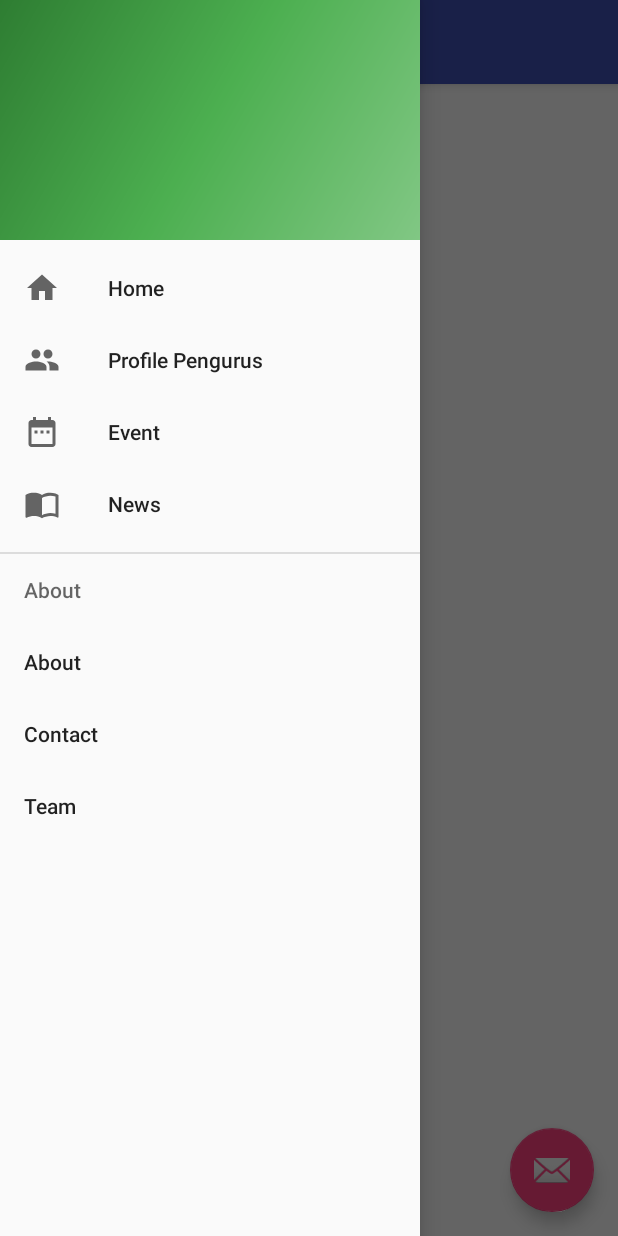
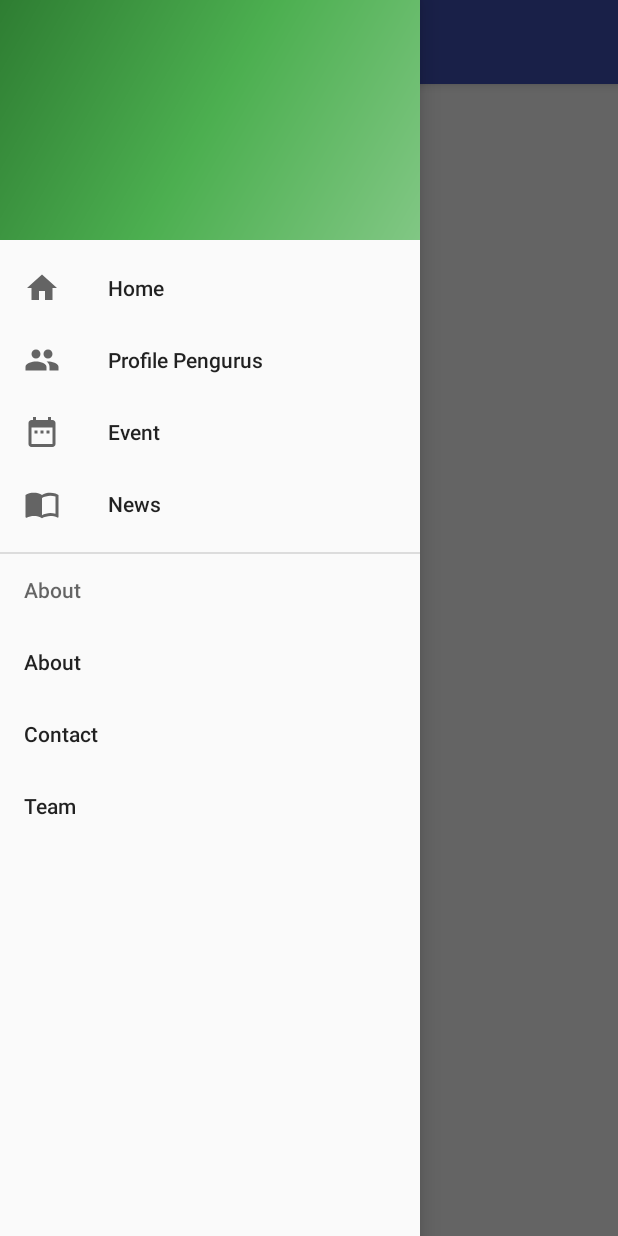
Before and after one commit to khusika/TIP_HIMATITAN, an Android app: the screen it shows after launch (MainActivity), with the side drawer open, on a phone screen of 412 x 824 dp. Run offline under Robolectric (Android 15) with nearby library versions, the light colour scheme and no system bars.

Commit message:
Remove FAB

```diff
--- a/app/src/main/java/com/khusika/himatitan/MainActivity.java
+++ b/app/src/main/java/com/khusika/himatitan/MainActivity.java
@@ -1,9 +1,6 @@
 package com.khusika.himatitan;
 
 import android.os.Bundle;
-import android.support.design.widget.FloatingActionButton;
-import android.support.design.widget.Snackbar;
-import android.view.View;
 import android.support.design.widget.NavigationView;
 import android.support.v4.view.GravityCompat;
 import android.support.v4.widget.DrawerLayout;
@@ -16,6 +13,8 @@ import android.view.MenuItem;
 public class MainActivity extends AppCompatActivity
         implements NavigationView.OnNavigationItemSelectedListener {
 
+    private DrawerLayout drawerLayout;
+
     @Override
     protected void onCreate(Bundle savedInstanceState) {
         super.onCreate(savedInstanceState);
@@ -23,19 +22,10 @@ public class MainActivity extends AppCompatActivity
         Toolbar toolbar = (Toolbar) findViewById(R.id.toolbar);
         setSupportActionBar(toolbar);
 
-        FloatingActionButton fab = (FloatingActionButton) findViewById(R.id.fab);
-        fab.setOnClickListener(new View.OnClickListener() {
-            @Override
-            public void onClick(View view) {
-                Snackbar.make(view, "Replace with your own action", Snackbar.LENGTH_LONG)
-                        .setAction("Action", null).show();
-            }
-        });
-
-        DrawerLayout drawer = (DrawerLayout) findViewById(R.id.drawer_layout);
+        drawerLayout = (DrawerLayout)findViewById(R.id.drawer_layout);
         ActionBarDrawerToggle toggle = new ActionBarDrawerToggle(
-                this, drawer, toolbar, R.string.navigation_drawer_open, R.string.navigation_drawer_close);
-        drawer.setDrawerListener(toggle);
+                this, drawerLayout, toolbar, R.string.navigation_drawer_open, R.string.navigation_drawer_close);
+        drawerLayout.setDrawerListener(toggle);
         toggle.syncState();
 
         NavigationView navigationView = (NavigationView) findViewById(R.id.nav_view);
@@ -44,9 +34,8 @@ public class MainActivity extends AppCompatActivity
 
     @Override
     public void onBackPressed() {
-        DrawerLayout drawer = (DrawerLayout) findViewById(R.id.drawer_layout);
-        if (drawer.isDrawerOpen(GravityCompat.START)) {
-            drawer.closeDrawer(GravityCompat.START);
+        if (drawerLayout.isDrawerOpen(GravityCompat.START)) {
+            drawerLayout.closeDrawer(GravityCompat.START);
         } else {
             super.onBackPressed();
         }
--- a/app/src/main/res/layout/app_bar_main.xml
+++ b/app/src/main/res/layout/app_bar_main.xml
@@ -23,12 +23,4 @@
 
     <include layout="@layout/content_main" />
 
-    <android.support.design.widget.FloatingActionButton
-        android:id="@+id/fab"
-        android:layout_width="wrap_content"
-        android:layout_height="wrap_content"
-        android:layout_gravity="bottom|end"
-        android:layout_margin="@dimen/fab_margin"
-        app:srcCompat="@android:drawable/ic_dialog_email" />
-
 </android.support.design.widget.CoordinatorLayout>
```
